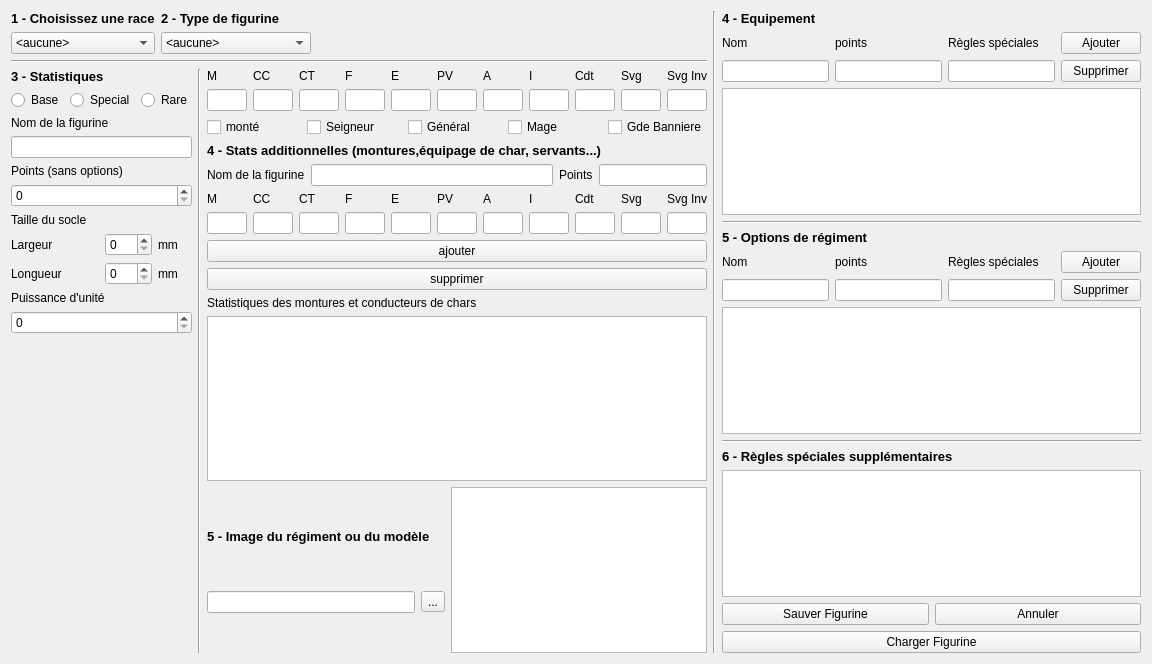
kaosphere/Warhole, file warhole/modelwindow.ui: the form before one commit.
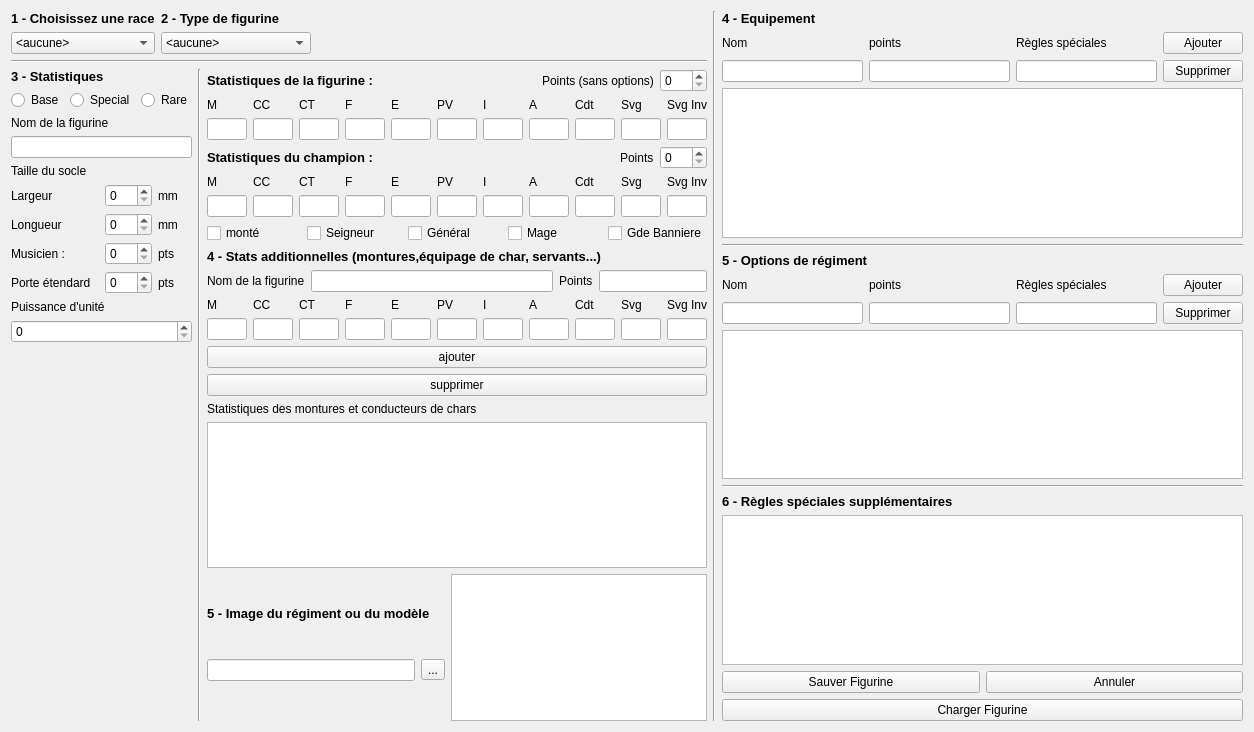
The form after the commit.

Patch:
```diff
--- a/warhole/modelwindow.ui
+++ b/warhole/modelwindow.ui
@@ -6,8 +6,8 @@
    <rect>
     <x>0</x>
     <y>0</y>
-    <width>1152</width>
-    <height>664</height>
+    <width>1254</width>
+    <height>732</height>
    </rect>
   </property>
   <property name="sizePolicy">
@@ -19,7 +19,7 @@
   <property name="windowTitle">
    <string>Création de figurine</string>
   </property>
-  <layout class="QHBoxLayout" name="horizontalLayout_2">
+  <layout class="QHBoxLayout" name="horizontalLayout_4">
    <item>
     <layout class="QVBoxLayout" name="verticalLayout_3">
      <item>
@@ -243,20 +243,6 @@
            </property>
           </widget>
          </item>
-         <item>
-          <widget class="QLabel" name="label_27">
-           <property name="text">
-            <string>Points (sans options)</string>
-           </property>
-          </widget>
-         </item>
-         <item>
-          <widget class="QSpinBox" name="spinPoints">
-           <property name="maximum">
-            <number>999</number>
-           </property>
-          </widget>
-         </item>
          <item>
           <layout class="QVBoxLayout" name="verticalLayout_5">
            <item>
@@ -326,6 +312,64 @@
            </item>
            <item>
             <layout class="QVBoxLayout" name="verticalLayout_6">
+             <item>
+              <layout class="QHBoxLayout" name="horizontalLayout_22">
+               <item>
+                <widget class="QLabel" name="label_69">
+                 <property name="text">
+                  <string>Musicien :</string>
+                 </property>
+                </widget>
+               </item>
+               <item>
+                <layout class="QHBoxLayout" name="horizontalLayout_24">
+                 <item>
+                  <widget class="QSpinBox" name="spinMusicianPoints">
+                   <property name="maximum">
+                    <number>999</number>
+                   </property>
+                  </widget>
+                 </item>
+                 <item>
+                  <widget class="QLabel" name="label_70">
+                   <property name="text">
+                    <string>pts</string>
+                   </property>
+                  </widget>
+                 </item>
+                </layout>
+               </item>
+              </layout>
+             </item>
+             <item>
+              <layout class="QHBoxLayout" name="horizontalLayout_28">
+               <item>
+                <widget class="QLabel" name="label_71">
+                 <property name="text">
+                  <string>Porte étendard</string>
+                 </property>
+                </widget>
+               </item>
+               <item>
+                <layout class="QHBoxLayout" name="horizontalLayout_29">
+                 <item>
+                  <widget class="QSpinBox" name="spinBannerPoints">
+                   <property name="maximum">
+                    <number>999</number>
+                   </property>
+                  </widget>
+                 </item>
+                 <item>
+                  <widget class="QLabel" name="label_72">
+                   <property name="text">
+                    <string>pts</string>
+                   </property>
+                  </widget>
+                 </item>
+                </layout>
+               </item>
+              </layout>
+             </item>
              <item>
               <widget class="QLabel" name="label_21">
                <property name="text">
@@ -366,6 +410,51 @@
         <layout class="QVBoxLayout" name="verticalLayout_18">
          <item>
           <layout class="QVBoxLayout" name="verticalLayout_15">
+           <item>
+            <layout class="QHBoxLayout" name="horizontalLayout_2">
+             <item>
+              <widget class="QLabel" name="label_4">
+               <property name="font">
+                <font>
+                 <pointsize>10</pointsize>
+                 <weight>75</weight>
+                 <bold>true</bold>
+                </font>
+               </property>
+               <property name="text">
+                <string>Statistiques de la figurine :</string>
+               </property>
+              </widget>
+             </item>
+             <item>
+              <spacer name="horizontalSpacer_2">
+               <property name="orientation">
+                <enum>Qt::Horizontal</enum>
+               </property>
+               <property name="sizeHint" stdset="0">
+                <size>
+                 <width>40</width>
+                 <height>20</height>
+                </size>
+               </property>
+              </spacer>
+             </item>
+             <item>
+              <widget class="QLabel" name="label_27">
+               <property name="text">
+                <string>Points (sans options)</string>
+               </property>
+              </widget>
+             </item>
+             <item>
+              <widget class="QSpinBox" name="spinPoints">
+               <property name="maximum">
+                <number>999</number>
+               </property>
+              </widget>
+             </item>
+            </layout>
+           </item>
            <item>
             <layout class="QHBoxLayout" name="horizontalLayout_25">
              <item>
@@ -530,33 +619,6 @@
                </item>
               </layout>
              </item>
-             <item>
-              <layout class="QVBoxLayout" name="verticalLayout_28">
-               <item>
-                <widget class="QLabel" name="label_36">
-                 <property name="text">
-                  <string>A   </string>
-                 </property>
-                </widget>
-               </item>
-               <item>
-                <widget class="QLineEdit" name="lineEditA">
-                 <property name="sizePolicy">
-                  <sizepolicy hsizetype="Fixed" vsizetype="Fixed">
-                   <horstretch>20</horstretch>
-                   <verstretch>0</verstretch>
-                  </sizepolicy>
-                 </property>
-                 <property name="maximumSize">
-                  <size>
-                   <width>40</width>
-                   <height>16777215</height>
-                  </size>
-                 </property>
-                </widget>
-               </item>
-              </layout>
-             </item>
              <item>
               <layout class="QVBoxLayout" name="verticalLayout_29">
                <item>
@@ -584,6 +646,33 @@
                </item>
               </layout>
              </item>
+             <item>
+              <layout class="QVBoxLayout" name="verticalLayout_28">
+               <item>
+                <widget class="QLabel" name="label_36">
+                 <property name="text">
+                  <string>A   </string>
+                 </property>
+                </widget>
+               </item>
+               <item>
+                <widget class="QLineEdit" name="lineEditA">
+                 <property name="sizePolicy">
+                  <sizepolicy hsizetype="Fixed" vsizetype="Fixed">
+                   <horstretch>20</horstretch>
+                   <verstretch>0</verstretch>
+                  </sizepolicy>
+                 </property>
+                 <property name="maximumSize">
+                  <size>
+                   <width>40</width>
+                   <height>16777215</height>
+                  </size>
+                 </property>
+                </widget>
+               </item>
+              </layout>
+             </item>
              <item>
               <layout class="QVBoxLayout" name="verticalLayout_30">
                <item>
@@ -667,8 +756,354 @@
              </item>
             </layout>
            </item>
+           <item>
+            <layout class="QHBoxLayout" name="horizontalLayout_3">
+             <item>
+              <widget class="QLabel" name="label_6">
+               <property name="font">
+                <font>
+                 <pointsize>10</pointsize>
+                 <weight>75</weight>
+                 <bold>true</bold>
+                </font>
+               </property>
+               <property name="text">
+                <string>Statistiques du champion :</string>
+               </property>
+              </widget>
+             </item>
+             <item>
+              <spacer name="horizontalSpacer_3">
+               <property name="orientation">
+                <enum>Qt::Horizontal</enum>
+               </property>
+               <property name="sizeHint" stdset="0">
+                <size>
+                 <width>40</width>
+                 <height>20</height>
+                </size>
+               </property>
+              </spacer>
+             </item>
+             <item>
+              <widget class="QLabel" name="label_73">
+               <property name="text">
+                <string>Points</string>
+               </property>
+              </widget>
+             </item>
+             <item>
+              <widget class="QSpinBox" name="spinPointsChamp">
+               <property name="maximum">
+                <number>999</number>
+               </property>
+              </widget>
+             </item>
+            </layout>
+           </item>
            <item>
             <layout class="QVBoxLayout" name="verticalLayout_21">
+             <item>
+              <layout class="QHBoxLayout" name="horizontalLayout_27">
+               <item>
+                <layout class="QVBoxLayout" name="verticalLayout_47">
+                 <item>
+                  <widget class="QLabel" name="label_56">
+                   <property name="text">
+                    <string>M   </string>
+                   </property>
+                  </widget>
+                 </item>
+                 <item>
+                  <widget class="QLineEdit" name="lineEditMChamp">
+                   <property name="sizePolicy">
+                    <sizepolicy hsizetype="Fixed" vsizetype="Fixed">
+                     <horstretch>20</horstretch>
+                     <verstretch>0</verstretch>
+                    </sizepolicy>
+                   </property>
+                   <property name="maximumSize">
+                    <size>
+                     <width>40</width>
+                     <height>16777215</height>
+                    </size>
+                   </property>
+                  </widget>
+                 </item>
+                </layout>
+               </item>
+               <item>
+                <layout class="QVBoxLayout" name="verticalLayout_48">
+                 <item>
+                  <widget class="QLabel" name="label_57">
+                   <property name="text">
+                    <string>CC </string>
+                   </property>
+                  </widget>
+                 </item>
+                 <item>
+                  <widget class="QLineEdit" name="lineEditCCChamp">
+                   <property name="sizePolicy">
+                    <sizepolicy hsizetype="Fixed" vsizetype="Fixed">
+                     <horstretch>0</horstretch>
+                     <verstretch>0</verstretch>
+                    </sizepolicy>
+                   </property>
+                   <property name="maximumSize">
+                    <size>
+                     <width>40</width>
+                     <height>16777215</height>
+                    </size>
+                   </property>
+                  </widget>
+                 </item>
+                </layout>
+               </item>
+               <item>
+                <layout class="QVBoxLayout" name="verticalLayout_49">
+                 <item>
+                  <widget class="QLabel" name="label_58">
+                   <property name="text">
+                    <string>CT </string>
+                   </property>
+                  </widget>
+                 </item>
+                 <item>
+                  <widget class="QLineEdit" name="lineEditCTChamp">
+                   <property name="sizePolicy">
+                    <sizepolicy hsizetype="Fixed" vsizetype="Fixed">
+                     <horstretch>20</horstretch>
+                     <verstretch>0</verstretch>
+                    </sizepolicy>
+                   </property>
+                   <property name="maximumSize">
+                    <size>
+                     <width>40</width>
+                     <height>16777215</height>
+                    </size>
+                   </property>
+                  </widget>
+                 </item>
+                </layout>
+               </item>
+               <item>
+                <layout class="QVBoxLayout" name="verticalLayout_50">
+                 <item>
+                  <widget class="QLabel" name="label_59">
+                   <property name="text">
+                    <string>F   </string>
+                   </property>
+                  </widget>
+                 </item>
+                 <item>
+                  <widget class="QLineEdit" name="lineEditFChamp">
+                   <property name="sizePolicy">
+                    <sizepolicy hsizetype="Fixed" vsizetype="Fixed">
+                     <horstretch>20</horstretch>
+                     <verstretch>0</verstretch>
+                    </sizepolicy>
+                   </property>
+                   <property name="maximumSize">
+                    <size>
+                     <width>40</width>
+                     <height>16777215</height>
+                    </size>
+                   </property>
+                  </widget>
+                 </item>
+                </layout>
+               </item>
+               <item>
+                <layout class="QVBoxLayout" name="verticalLayout_51">
+                 <item>
+                  <widget class="QLabel" name="label_60">
+                   <property name="text">
+                    <string>E   </string>
+                   </property>
+                  </widget>
+                 </item>
+                 <item>
+                  <widget class="QLineEdit" name="lineEditEChamp">
+                   <property name="sizePolicy">
+                    <sizepolicy hsizetype="Fixed" vsizetype="Fixed">
+                     <horstretch>20</horstretch>
+                     <verstretch>0</verstretch>
+                    </sizepolicy>
+                   </property>
+                   <property name="maximumSize">
+                    <size>
+                     <width>40</width>
+                     <height>16777215</height>
+                    </size>
+                   </property>
+                  </widget>
+                 </item>
+                </layout>
+               </item>
+               <item>
+                <layout class="QVBoxLayout" name="verticalLayout_52">
+                 <item>
+                  <widget class="QLabel" name="label_61">
+                   <property name="text">
+                    <string>PV  </string>
+                   </property>
+                  </widget>
+                 </item>
+                 <item>
+                  <widget class="QLineEdit" name="lineEditPVChamp">
+                   <property name="sizePolicy">
+                    <sizepolicy hsizetype="Fixed" vsizetype="Fixed">
+                     <horstretch>20</horstretch>
+                     <verstretch>0</verstretch>
+                    </sizepolicy>
+                   </property>
+                   <property name="maximumSize">
+                    <size>
+                     <width>40</width>
+                     <height>16777215</height>
+                    </size>
+                   </property>
+                  </widget>
+                 </item>
+                </layout>
+               </item>
+               <item>
+                <layout class="QVBoxLayout" name="verticalLayout_53">
+                 <item>
+                  <widget class="QLabel" name="label_62">
+                   <property name="text">
+                    <string>I    </string>
+                   </property>
+                  </widget>
+                 </item>
+                 <item>
+                  <widget class="QLineEdit" name="lineEditIChamp">
+                   <property name="sizePolicy">
+                    <sizepolicy hsizetype="Fixed" vsizetype="Fixed">
+                     <horstretch>20</horstretch>
+                     <verstretch>0</verstretch>
+                    </sizepolicy>
+                   </property>
+                   <property name="maximumSize">
+                    <size>
+                     <width>40</width>
+                     <height>16777215</height>
+                    </size>
+                   </property>
+                  </widget>
+                 </item>
+                </layout>
+               </item>
+               <item>
+                <layout class="QVBoxLayout" name="verticalLayout_54">
+                 <item>
+                  <widget class="QLabel" name="label_63">
+                   <property name="text">
+                    <string>A   </string>
+                   </property>
+                  </widget>
+                 </item>
+                 <item>
+                  <widget class="QLineEdit" name="lineEditAChamp">
+                   <property name="sizePolicy">
+                    <sizepolicy hsizetype="Fixed" vsizetype="Fixed">
+                     <horstretch>20</horstretch>
+                     <verstretch>0</verstretch>
+                    </sizepolicy>
+                   </property>
+                   <property name="maximumSize">
+                    <size>
+                     <width>40</width>
+                     <height>16777215</height>
+                    </size>
+                   </property>
+                  </widget>
+                 </item>
+                </layout>
+               </item>
+               <item>
+                <layout class="QVBoxLayout" name="verticalLayout_55">
+                 <item>
+                  <widget class="QLabel" name="label_64">
+                   <property name="text">
+                    <string>Cdt  </string>
+                   </property>
+                  </widget>
+                 </item>
+                 <item>
+                  <widget class="QLineEdit" name="lineEditCdtChamp">
+                   <property name="sizePolicy">
+                    <sizepolicy hsizetype="Fixed" vsizetype="Fixed">
+                     <horstretch>20</horstretch>
+                     <verstretch>0</verstretch>
+                    </sizepolicy>
+                   </property>
+                   <property name="maximumSize">
+                    <size>
+                     <width>40</width>
+                     <height>16777215</height>
+                    </size>
+                   </property>
+                  </widget>
+                 </item>
+                </layout>
+               </item>
+               <item>
+                <layout class="QVBoxLayout" name="verticalLayout_56">
+                 <item>
+                  <widget class="QLabel" name="label_65">
+                   <property name="text">
+                    <string>Svg</string>
+                   </property>
+                  </widget>
+                 </item>
+                 <item>
+                  <widget class="QLineEdit" name="lineEditSvgChamp">
+                   <property name="sizePolicy">
+                    <sizepolicy hsizetype="Fixed" vsizetype="Fixed">
+                     <horstretch>20</horstretch>
+                     <verstretch>0</verstretch>
+                    </sizepolicy>
+                   </property>
+                   <property name="maximumSize">
+                    <size>
+                     <width>40</width>
+                     <height>16777215</height>
+                    </size>
+                   </property>
+                  </widget>
+                 </item>
+                </layout>
+               </item>
+               <item>
+                <layout class="QVBoxLayout" name="verticalLayout_57">
+                 <item>
+                  <widget class="QLabel" name="label_68">
+                   <property name="text">
+                    <string>Svg Inv</string>
+                   </property>
+                  </widget>
+                 </item>
+                 <item>
+                  <widget class="QLineEdit" name="lineEditSvgInvChamp">
+                   <property name="sizePolicy">
+                    <sizepolicy hsizetype="Fixed" vsizetype="Fixed">
+                     <horstretch>20</horstretch>
+                     <verstretch>0</verstretch>
+                    </sizepolicy>
+                   </property>
+                   <property name="maximumSize">
+                    <size>
+                     <width>40</width>
+                     <height>16777215</height>
+                    </size>
+                   </property>
+                  </widget>
+                 </item>
+                </layout>
+               </item>
+              </layout>
+             </item>
              <item>
               <layout class="QHBoxLayout" name="horizontalLayout_20">
                <item>
@@ -940,33 +1375,6 @@
                  </item>
                 </layout>
                </item>
-               <item>
-                <layout class="QVBoxLayout" name="verticalLayout_39">
-                 <item>
-                  <widget class="QLabel" name="label_47">
-                   <property name="text">
-                    <string>A   </string>
-                   </property>
-                  </widget>
-                 </item>
-                 <item>
-                  <widget class="QLineEdit" name="lineEditA2">
-                   <property name="sizePolicy">
-                    <sizepolicy hsizetype="Fixed" vsizetype="Fixed">
-                     <horstretch>20</horstretch>
-                     <verstretch>0</verstretch>
-                    </sizepolicy>
-                   </property>
-                   <property name="maximumSize">
-                    <size>
-                     <width>40</width>
-                     <height>16777215</height>
-                    </size>
-                   </property>
-                  </widget>
-                 </item>
-                </layout>
-               </item>
                <item>
                 <layout class="QVBoxLayout" name="verticalLayout_40">
                  <item>
@@ -994,6 +1402,33 @@
                  </item>
                 </layout>
                </item>
+               <item>
+                <layout class="QVBoxLayout" name="verticalLayout_39">
+                 <item>
+                  <widget class="QLabel" name="label_47">
+                   <property name="text">
+                    <string>A   </string>
+                   </property>
+                  </widget>
+                 </item>
+                 <item>
+                  <widget class="QLineEdit" name="lineEditA2">
+                   <property name="sizePolicy">
+                    <sizepolicy hsizetype="Fixed" vsizetype="Fixed">
+                     <horstretch>20</horstretch>
+                     <verstretch>0</verstretch>
+                    </sizepolicy>
+                   </property>
+                   <property name="maximumSize">
+                    <size>
+                     <width>40</width>
+                     <height>16777215</height>
+                    </size>
+                   </property>
+                  </widget>
+                 </item>
+                </layout>
+               </item>
                <item>
                 <layout class="QVBoxLayout" name="verticalLayout_41">
                  <item>
```
Left out of the diff: 36 changed lines with no effect on the pictures.
